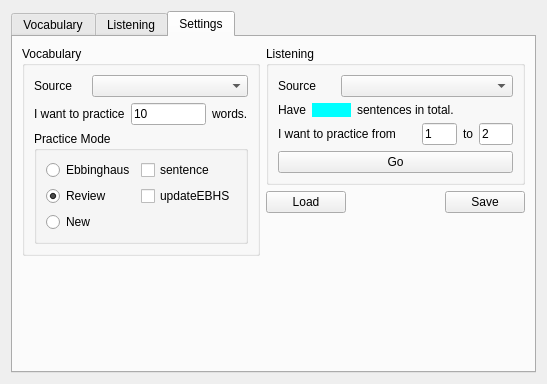
The window that ui/EnglishPractice.ui (SuWeipeng/EnglishPractice) describes before a commit, drawn with Qt 5.
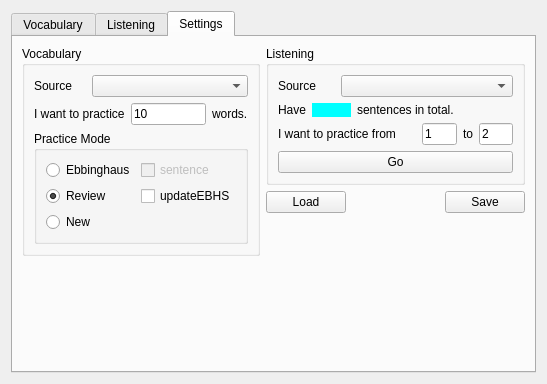
The same window after the commit. The open tabs and pages were chosen to show the change.

Commit message: 使 Settings 界面的单选框和复选框有自动的联动逻辑

The edit to the form file:
```diff
--- a/ui/EnglishPractice.ui
+++ b/ui/EnglishPractice.ui
@@ -456,9 +456,15 @@
                   <layout class="QVBoxLayout" name="verticalLayout_3">
                    <item>
                     <widget class="QCheckBox" name="checkBox">
+                     <property name="enabled">
+                      <bool>false</bool>
+                     </property>
                      <property name="text">
                       <string>sentence</string>
                      </property>
+                     <property name="checkable">
+                      <bool>true</bool>
+                     </property>
                     </widget>
                    </item>
                    <item>
```
The commit also changes 1 other file.
